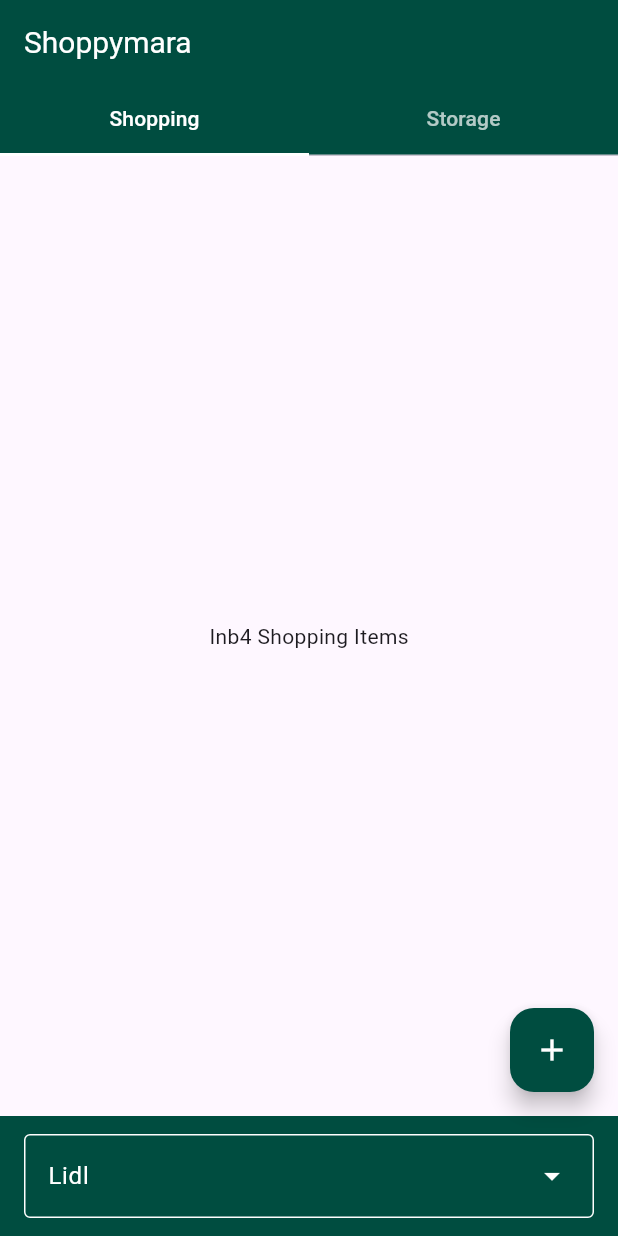
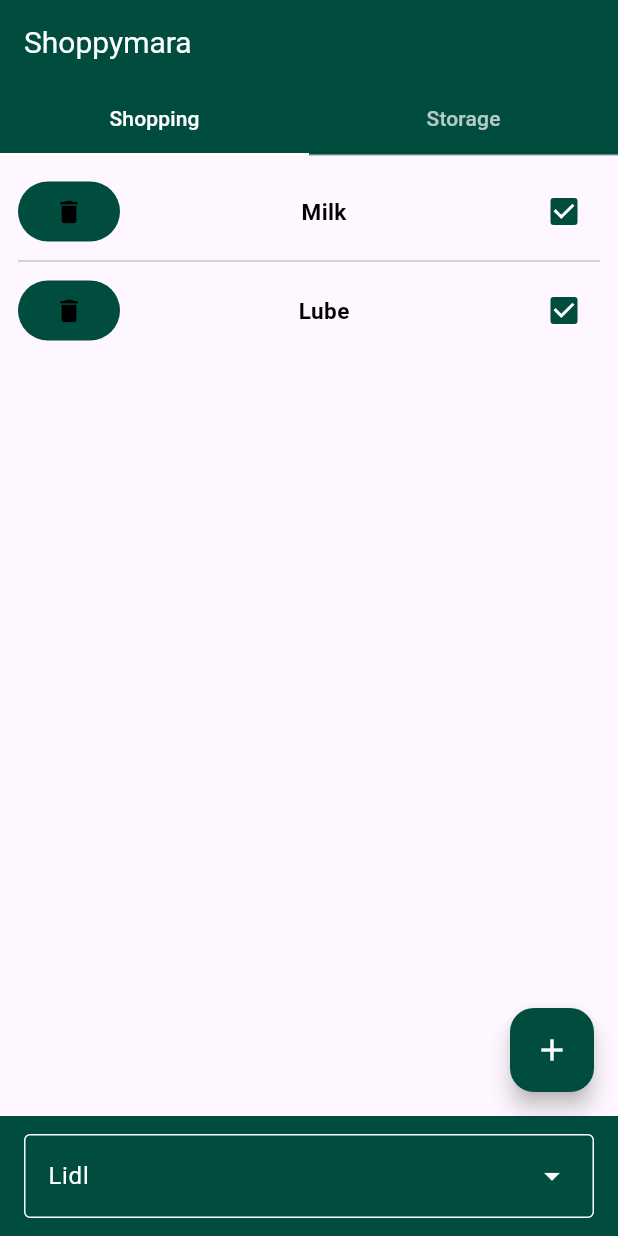
Before and after one commit to Casparbo/ShoppingApp, a Flutter app: the screen it shows after launch, on a phone screen of 412 x 824 dp. Run offline on Flutter 3.47's test engine with Material 3 defaults, Android fonts, the phone set to English and light mode, and no system bars.

Commit message:
Added Item list, static and without functionality

```diff
--- a/lib/view/home.dart
+++ b/lib/view/home.dart
@@ -2,6 +2,7 @@ import 'dart:collection';
 
 import 'package:flutter/material.dart';
 import 'package:shopping_app/model/item.dart';
+import 'package:shopping_app/view/item_list.dart';
 
 Color themeColor = Colors.teal.shade900;
 
@@ -36,7 +37,11 @@ class _MyHomePageState extends State<MyHomePage> with TickerProviderStateMixin{
   String selectedStore = "";
   bool storeView = true;
 
-  List<Item> items = <Item>[Item(name: "Test", store: "Lidl", location: "Fridge"), Item(name: "Test2", store: "Aldi", location: "Regal")];
+  List<Item> items = <Item>[
+    Item(name: "Milk", store: "Lidl", location: "Fridge"),
+    Item(name: "Oats", store: "Aldi", location: "Regal"),
+    Item(name: "Lube", store: "Lidl", location: "Regal")
+  ];
 
   void loadStoresLocations() {
     for(final Item(:store, :location) in items) {
@@ -94,12 +99,16 @@ class _MyHomePageState extends State<MyHomePage> with TickerProviderStateMixin{
       ),
       body: TabBarView(
         controller: _tabController,
-        children: const <Widget>[
+        children: <Widget>[
           Center(
-            child: Text("Inb4 Shopping Items"),
+            child: ItemList(themeColor: themeColor, items: items.where((Item value) {
+                return value.store == selectedStore;
+              }).toList()),
           ),
           Center(
-            child: Text("Inb4 Storage Items")
+            child: ItemList(themeColor: themeColor, items: items.where((Item value) {
+                return value.location == selectedLocation;
+              }).toList())
           ,)
         ],
       ),
--- /dev/null
+++ b/lib/view/item_list.dart
@@ -0,0 +1,65 @@
+import 'package:flutter/material.dart';
+import 'package:shopping_app/model/item.dart';
+
+class ItemList extends StatelessWidget {
+	final List<Item> items;
+	final Color themeColor;
+
+	const ItemList({
+		super.key,
+		required this.items,
+		required this.themeColor
+	});
+
+	Color buttonColors(Set<WidgetState> states) {
+		const Set<WidgetState> interactiveStates = <WidgetState>{
+			WidgetState.pressed,
+			WidgetState.hovered,
+			WidgetState.focused,
+		};
+		if (states.any(interactiveStates.contains)) {
+			return Colors.red;
+		}
+		return themeColor;
+	}
+
+
+	@override
+	Widget build(BuildContext context) {
+		return ListView.separated(
+			padding: const EdgeInsets.all(12),
+			itemCount: items.length,
+			itemBuilder: (BuildContext context, int index) {
+				return SizedBox(
+					height: 50,
+					child: Row(
+					  children: [
+					  	FilledButton.tonal(
+					  		style: ButtonStyle(
+					  			foregroundColor: WidgetStatePropertyAll(Colors.black),
+					  			backgroundColor: WidgetStateColor.resolveWith(buttonColors),
+					  		),
+					    	onPressed: () {},
+					    	child: const Icon(Icons.delete, size: 20,),
+					    ),
+					    Expanded(
+					    	child: Center(
+						    	child: Text(
+							    	items.elementAt(index).name,
+							    	style: const TextStyle(fontSize: 15, color: Colors.black, fontWeight: FontWeight.bold),
+							    ),
+						    ),
+					    ),
+					    Checkbox(
+					    	fillColor: WidgetStateColor.resolveWith(buttonColors),
+					    	value: items.elementAt(index).stocked,
+					    	onChanged: (bool? value) {},
+					    )
+					  ],
+					),
+				);
+			},
+			separatorBuilder: (BuildContext context, int index) => const Divider(),
+		);
+	}
+}
```
